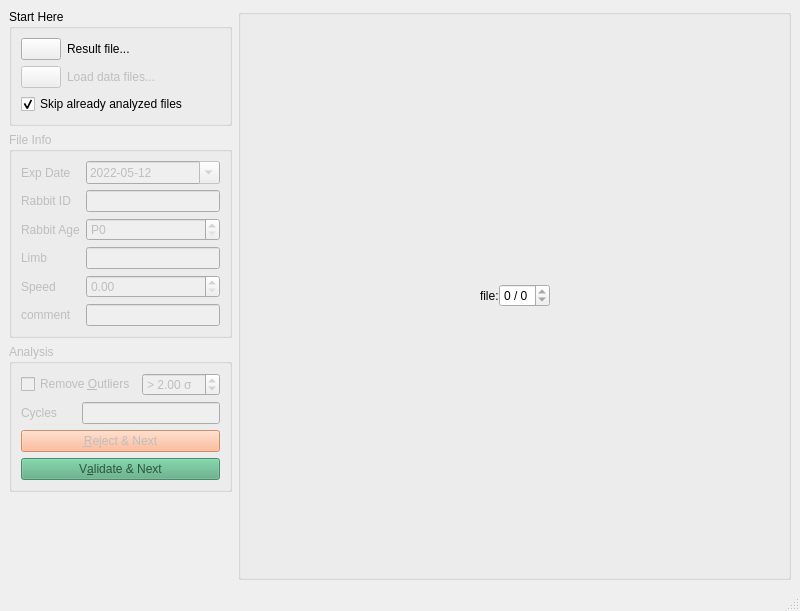
First picture: the form in TorqueAnalyzer/ui_mainwindow.ui, repository MarinManuel/TorqueMeter, before the edit.
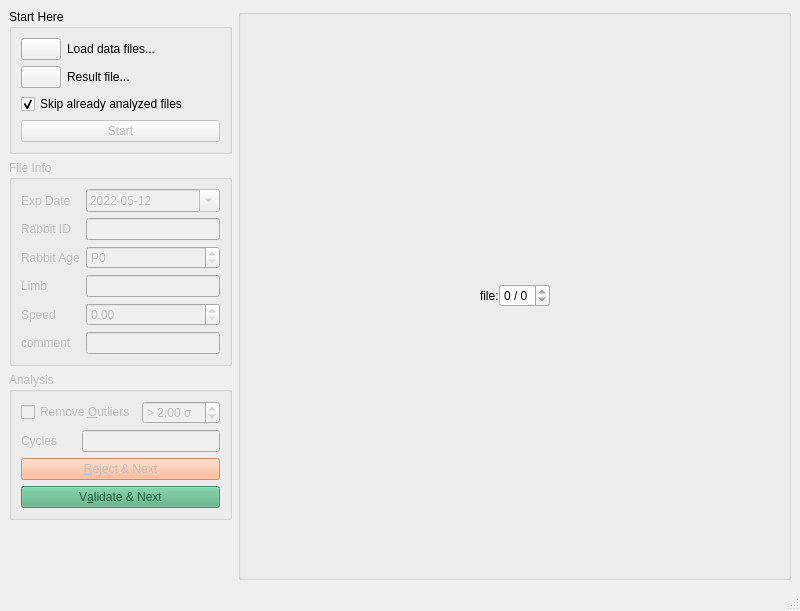
Second picture: the form after the edit. Icons and pictures are not drawn.

What changed in the file:
```diff
--- a/TorqueAnalyzer/ui_mainwindow.ui
+++ b/TorqueAnalyzer/ui_mainwindow.ui
@@ -42,7 +42,7 @@
           <string>Start Here</string>
          </property>
          <layout class="QFormLayout" name="formLayout_2">
-          <item row="0" column="0">
+          <item row="1" column="0">
            <widget class="QPushButton" name="openResultFileButton">
             <property name="text">
              <string/>
@@ -53,17 +53,27 @@
             </property>
            </widget>
           </item>
-          <item row="0" column="1">
+          <item row="1" column="1">
            <widget class="QLabel" name="summaryFilePathEdit">
             <property name="text">
              <string>Result file...</string>
             </property>
            </widget>
           </item>
-          <item row="1" column="0">
+          <item row="3" column="0" colspan="2">
+           <widget class="QCheckBox" name="skipAlreadyAnalyzedCheckBox">
+            <property name="text">
+             <string>Skip already analyzed files</string>
+            </property>
+            <property name="checked">
+             <bool>true</bool>
+            </property>
+           </widget>
+          </item>
+          <item row="0" column="0">
            <widget class="QPushButton" name="openDataFolderButton">
             <property name="enabled">
-             <bool>false</bool>
+             <bool>true</bool>
             </property>
             <property name="text">
              <string/>
@@ -80,23 +90,23 @@
             </property>
            </widget>
           </item>
-          <item row="1" column="1">
+          <item row="0" column="1">
            <widget class="QLabel" name="dataFolderPathEdit">
             <property name="enabled">
-             <bool>false</bool>
+             <bool>true</bool>
             </property>
             <property name="text">
              <string>Load data files...</string>
             </property>
            </widget>
           </item>
-          <item row="2" column="0" colspan="2">
-           <widget class="QCheckBox" name="skipAlreadyAnalyzedCheckBox">
-            <property name="text">
-             <string>Skip already analyzed files</string>
+          <item row="4" column="0" colspan="2">
+           <widget class="QPushButton" name="startButton">
+            <property name="enabled">
+             <bool>false</bool>
             </property>
-            <property name="checked">
-             <bool>true</bool>
+            <property name="text">
+             <string>Start</string>
             </property>
            </widget>
           </item>
@@ -273,9 +283,6 @@
           </item>
           <item row="3" column="0" colspan="3">
            <widget class="QPushButton" name="validateButton">
-            <property name="enabled">
-             <bool>true</bool>
-            </property>
             <property name="palette">
              <palette>
               <active>
```
Left out of the diff: 1 changed line with no effect on the pictures.
